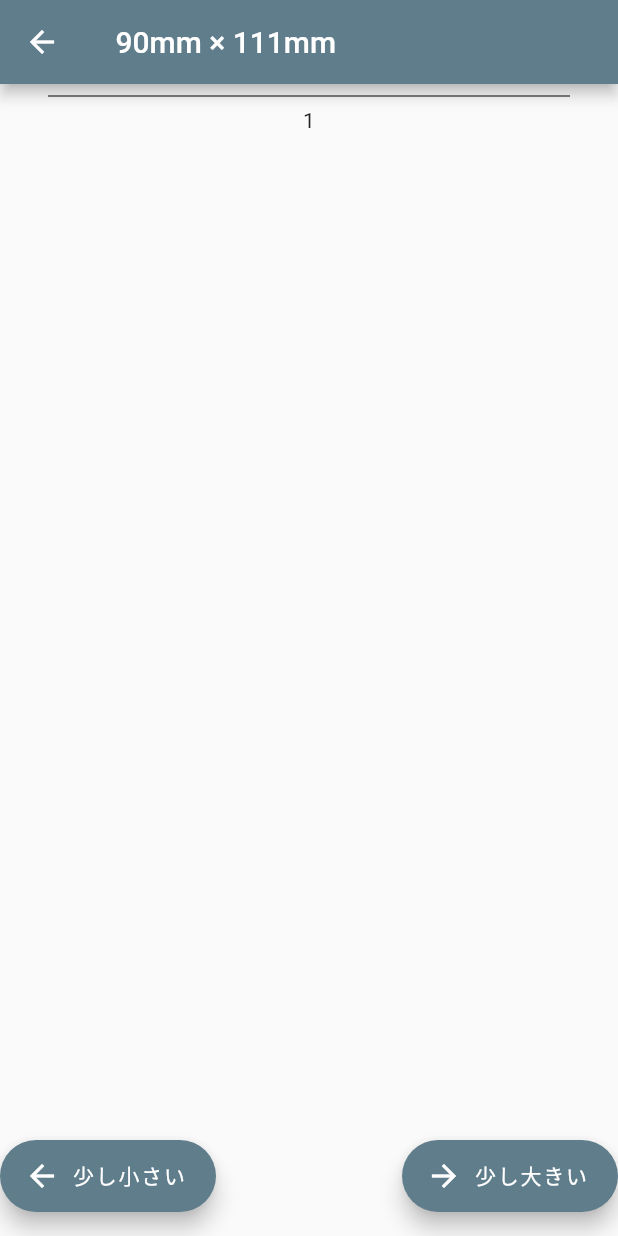
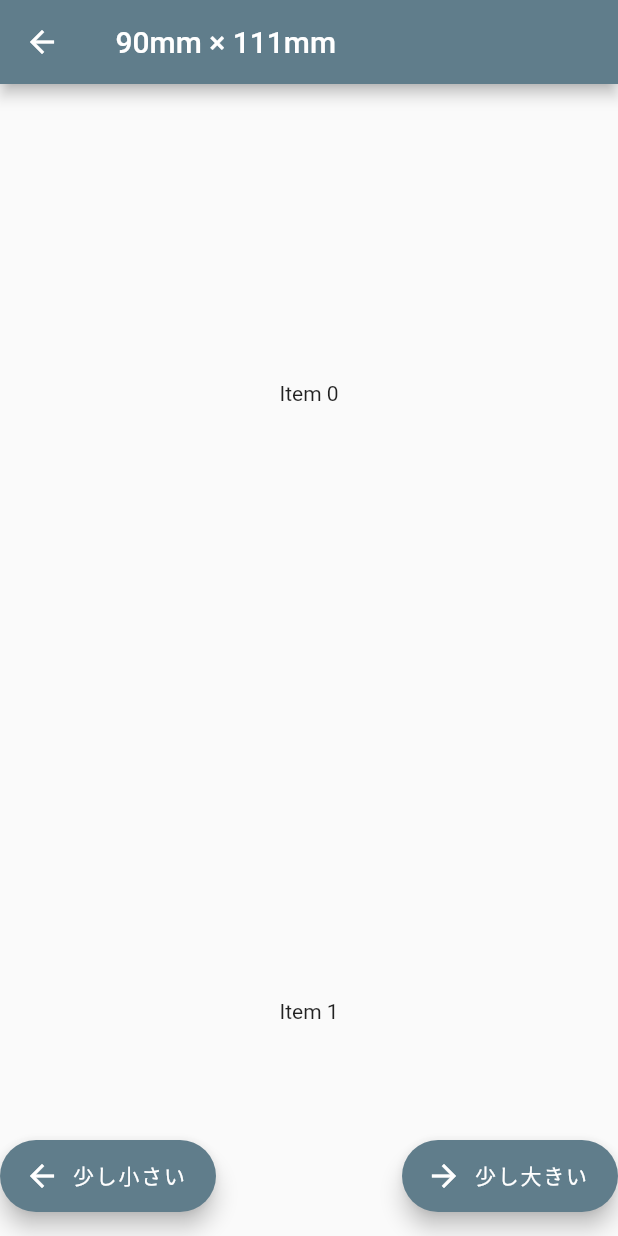
Before and after one commit to tai0116/mask2, a Flutter app: the screen it shows after launch, after a tap on "90mm × 111mm", on a phone screen of 412 x 824 dp. Run offline on Flutter 3.47's test engine with Material 2 defaults, Android fonts, the phone set to English and light mode, and no system bars; our stand-ins replace cloud_firestore, firebase_core; accounts and stored records are empty.

Commit message:
スクロールできるようになった！

```diff
--- a/lib/screens/bottom_navigation_screen.dart
+++ b/lib/screens/bottom_navigation_screen.dart
@@ -1,3 +1,4 @@
+import 'package:flutter/cupertino.dart';
 import 'package:flutter/material.dart';
 
 class NavBottom extends StatefulWidget {
@@ -12,15 +13,21 @@ class _NavBottomState extends State<NavBottom> {
   @override
   Widget build(BuildContext context) {
     return Scaffold(
-      body: Column(
-        children: [
-          Divider(
-            color: Colors.black,
-            indent: 32.0,
-            endIndent: 32.0,
-          ),
-          Text(widget.title),
-        ],
+      body: Container(
+        width: double.infinity,
+        child: GridView.count(
+          crossAxisCount: 1,
+          children: List.generate(100, (index) {
+            return InkWell(
+              onTap: () {},
+              child: Center(
+                child: Text(
+                  'Item $index',
+                ),
+              ),
+            );
+          }),
+        ),
       ),
     );
   }
```
